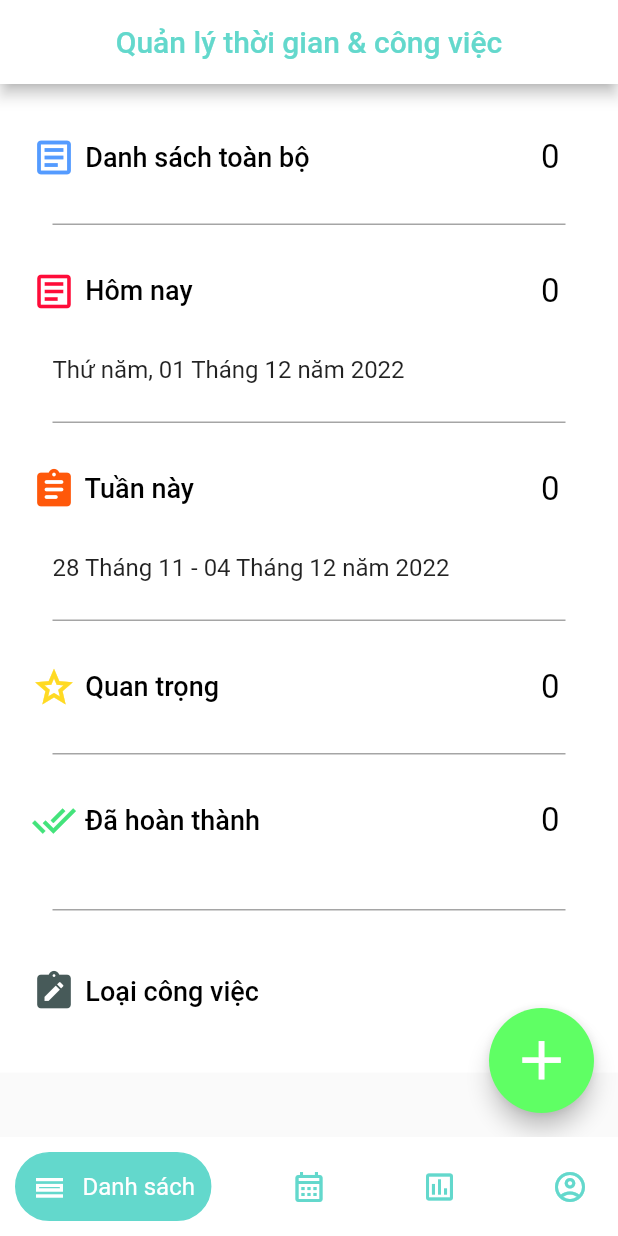
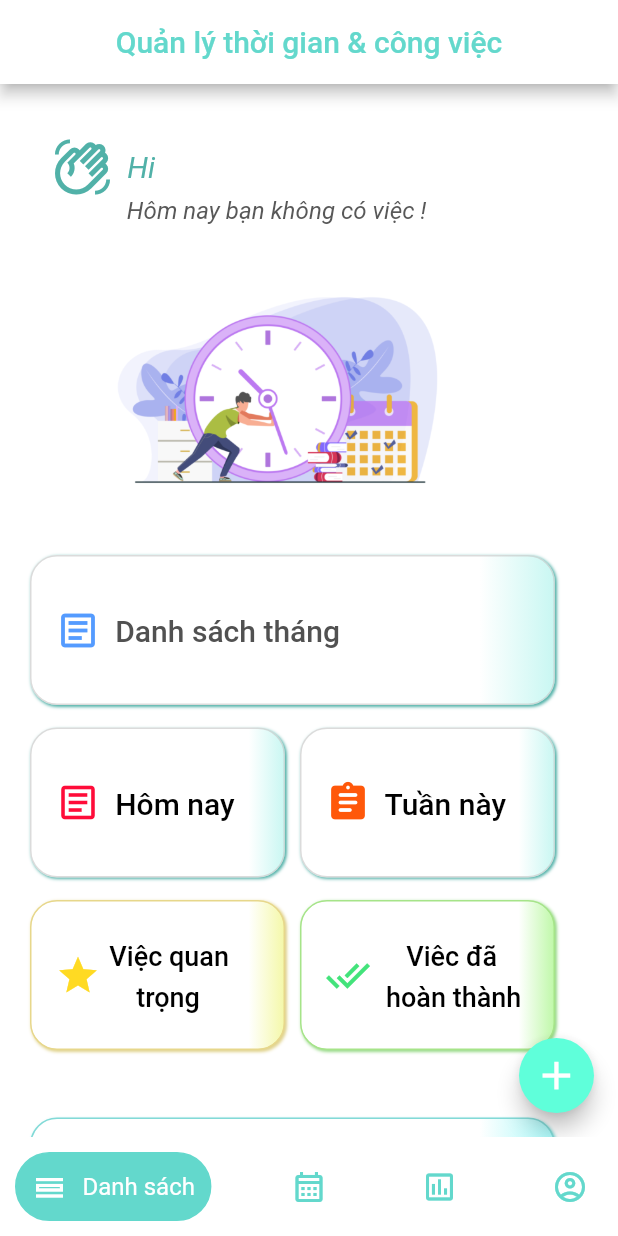
Before and after one commit to kienghuynh/BePro-TimeManagementAndTask, a Flutter app: the screen it shows once a user with an empty profile is signed in, on a phone screen of 412 x 824 dp. Run offline on Flutter 3.47's test engine with Material 2 defaults, Android fonts, the phone set to English and light mode, and no system bars; drawn by our look-alikes of google_nav_bar; our stand-ins replace cloud_firestore, firebase_auth, firebase_core, flutter_datetime_picker, fluttertoast, get and 4 more; missing offline and left inert: email_auth, syncfusion_localizations; accounts and stored records are empty.

Commit message:
change task page ui

```diff
--- a/lib/Utility/utilities.dart
+++ b/lib/Utility/utilities.dart
@@ -265,4 +265,16 @@
     }
     return false;
   }
+
+  Widget ImageWidget(String url, double height) {
+    return Container(
+      decoration: BoxDecoration(
+        image: DecorationImage(
+          alignment: Alignment(0, -0.8),
+          image: AssetImage('$url'),
+        ),
+      ),
+      height: height,
+    );
+  }
 }
--- a/lib/main.dart
+++ b/lib/main.dart
@@ -47,6 +47,7 @@
   @override
   Widget build(BuildContext context) {
     return MaterialApp(
+
       debugShowCheckedModeBanner: false,
       title: 'BePro Time Management And Task',
       theme: ThemeData(
--- a/lib/pages/register-page.dart
+++ b/lib/pages/register-page.dart
@@ -1,3 +1,4 @@
+import 'package:bepro/Utility/utilities.dart';
 import 'package:bepro/models/user_model.dart';
 import 'package:bepro/services/navigation_service.dart';
 import 'package:cloud_firestore/cloud_firestore.dart';
@@ -64,7 +65,7 @@
             child: Column(
               mainAxisAlignment: MainAxisAlignment.center,
               children: [
-                _image('assets/background-login.png', 220),
+                Utility().ImageWidget('assets/background-login.png', 220),
                 const SizedBox(height: 0),
                 _EmailField('Email...', emailController, Icon(Icons.mail)),
                 const SizedBox(height: 15),
@@ -105,18 +106,6 @@
           ),
         ),
       ),
-    );
-  }
-
-  Widget _image(String url, double height) {
-    return Container(
-      decoration: BoxDecoration(
-        image: DecorationImage(
-          alignment: Alignment(0, -0.8),
-          image: ExactAssetImage('$url'),
-        ),
-      ),
-      height: height,
     );
   }
 
--- a/lib/pages/task_page.dart.dart
+++ b/lib/pages/task_page.dart.dart
@@ -92,15 +92,7 @@
               style: TextStyle(color: Color.fromARGB(255, 99, 216, 204)),
             ),
           ),
-          // actions: [
-          //   Builder(
-          //     builder: (context) => IconButton(
-          //       icon: Icon(Icons.settings),
-          //       onPressed: () => Scaffold.of(context).openEndDrawer(),
-          //       tooltip: MaterialLocalizations.of(context).openAppDrawerTooltip,
-          //     ),
-          //   ),
-          // ],
+
         ),
         body: _pageWidget(),
         extendBody: true,
@@ -113,169 +105,100 @@
     return SingleChildScrollView(
       child: Container(
         color: Colors.white,
-        child: Center(
         child: Padding(
-            padding: EdgeInsets.only(left: 5, top: 5, right: 5),
+          padding: EdgeInsets.all(10),
           child: Form(
             key: _formKey,
-                child: Column(children: [
-                  //_introText(),
-                  Container(
-                    decoration: BoxDecoration(
-                        color: Colors.white,
-                        borderRadius: BorderRadius.circular(18)),
-                    child: Column(
-                      mainAxisAlignment: MainAxisAlignment.start,
-                      children: [
-                        SizedBox(
-                          height: 20,
-                        ),
-                        Row(
-                          children: [
-                            Expanded(
-                              child: _allTaskButton(),
-                              flex: 4,
-                            ),
-                            //Expanded(child: SizedBox(),),
-                            Expanded(
-                              child: _textCount(
-                                  countAllTask, Color.fromARGB(255, 0, 0, 0)),
-                            )
-                          ],
-                        ),
-                        SizedBox(
-                          height: 20,
-                        ),
-                        _bordertop(),
-                        SizedBox(
-                          height: 20,
-                        ),
-                        Row(
-                          children: [
-                            Expanded(
-                              child: _todayButton(),
-                              flex: 4,
-                            ),
-                            //Expanded(child: SizedBox(),),
-                            Expanded(
-                              child: _textCount(
-                                  countTodayTask, Color.fromARGB(255, 0, 0, 0)),
-                            )
-                          ],
-                        ),
-                        Row(
-                          children: [ClockText()],
-                        ),
-                        SizedBox(
-                          height: 20,
-                        ),
-                        _bordertop(),
-                        SizedBox(
-                          height: 20,
-                        ),
-                        Row(
-                          children: [
-                            Expanded(child: _weekButton(), flex: 4),
-                            Expanded(
-                              flex: 1,
-                              child: _textCount(
-                                  countWeekTask, Color.fromARGB(255, 0, 0, 0)),
-                            )
-                          ],
-                        ),
-                        Row(
-                          children: [ClockTextWeek()],
-                        ),
-                        SizedBox(
-                          height: 20,
-                        ),
-                        _bordertop(),
-                        // SizedBox(
-                        //   height: 20,
-                        // ),
-                        // Row(
-                        //   children: [
-                        //     Expanded(child: _upcomingButton(), flex: 4),
-                        //     Expanded(
-                        //       child:
-                        //           _textCount("0", Color.fromARGB(255, 0, 0, 0)),
-                        //     )
-                        //   ],
-                        // ),
-                        // SizedBox(
-                        //   height: 20,
-                        // ),
-                        // _bordertop(),
-                        SizedBox(
-                          height: 20,
-                        ),
-                        Row(
-                          children: [
-                            Expanded(child: _importantButton(), flex: 4),
-                            Expanded(
-                              child: _textCount(countImportantTask,
-                                  Color.fromARGB(255, 0, 0, 0)),
-                            )
-                          ],
-                        ),
-                        SizedBox(
-                          height: 20,
-                        ),
-                        _bordertop(),
-                        SizedBox(
-                          height: 20,
-                        ),
-                        Row(
-                          children: [
-                            Expanded(child: _completedButton(), flex: 4),
-                            Expanded(
-                              child: _textCount(
-                                  countDoneTask, Color.fromARGB(255, 0, 0, 0)),
-                            )
-                          ],
-                        ),
-                        SizedBox(
-                          height: 20,
-                        ),
-                      ],
-                    ),
-                  ),
-                  SizedBox(
-                    height: 15,
-                  ),
-                  _bordertop(),
-                  SizedBox(
-                    height: 15,
-                  ),
-                  Container(
-                    decoration: BoxDecoration(
-                        color: Colors.white,
-                        borderRadius: BorderRadius.circular(18)),
-                    child: Column(
-                      mainAxisAlignment: MainAxisAlignment.start,
-                      children: [
-                        SizedBox(
-                          height: 15,
-                        ),
-                        _categoryButton(),
-                        SizedBox(
-                          height: 15,
-                        ),
-                      ],
-                    ),
-                  ),
-                  SizedBox(
-                    height: 15,
-                  )
-                ])),
-          ),
+            child: Column(crossAxisAlignment: CrossAxisAlignment.start ,children: [
+              Row(children: [Container(child: _introText(),)],),
+              Row(children: [Container(child: _introTextAmount(),)],),
+              Row(children: [
+                  Container(width: 350 ,child: Utility().ImageWidget('assets/background-login.png', 220)),
+                  //Container(child: Text('data'),width: 100,color: Color.fromARGB(255, 31, 229, 24) ),
+                  ],),
+              Row(children: [_allTaskButton()],),
+              SizedBox(height: 15,),
+              Row(children: [_todayButton(),_weekButton()],),
+              SizedBox(height: 15,),
+              Row(children: [_importantButton(),_completedButton()],),
+              SizedBox(height: 45,),
+              Row(children: [_categoryButton()],),
+            ],)),
         ),
       ),
     );
   }
 
+  Widget _introText() {
+    return Container(
+      margin: EdgeInsets.only(top: 25, left: 25),
+      child:
+          Row(
+            children: [
+              Icon(
+                Icons.waving_hand_outlined,
+                color: Color.fromARGB(255, 81, 177, 168),
+                size: 40,
+              ),
+              Text(
+                '  Hi ${loggedInUser.fullName} ',
+                style: TextStyle(
+                    fontSize: 20,
+                    fontStyle: FontStyle.italic,
+                    color: Color.fromARGB(255, 81, 177, 168)),
+              )
+            ],
+          )
+      );
+  }
+  Widget _introTextAmount() {
+    return Container(
+      child:
+          Row(
+            children: [
+
+              Text(
+                (countTodayTask==0)
+                ? '                   Hôm nay bạn có $countTodayTask việc !'
+                : '                   Hôm nay bạn không có việc !',
+                style: TextStyle(
+                    fontSize: 16,
+                    fontStyle: FontStyle.italic,
+                    color: Color.fromARGB(255, 88, 88, 88)),
+              )
+            ],
+          )
+      );
+  }
+
   Widget _weekButton() {
-    return OutlinedButton(
+    return Container(
+      height: 100,
+      margin: EdgeInsets.only(left: 10),
+      width: 170,
+      decoration: BoxDecoration(
+        gradient: LinearGradient(colors: [
+            Color.fromARGB(255, 200, 247, 242),
+            Color.fromARGB(255, 255, 255, 255),
+            Color.fromARGB(255, 255, 255, 255),
+            Color.fromARGB(255, 255, 255, 255),
+            Color.fromARGB(255, 255, 255, 255),
+            Color.fromARGB(255, 255, 255, 255),
+            Color.fromARGB(255, 255, 255, 255),
+            Color.fromARGB(255, 255, 255, 255),
+          ], begin: Alignment.centerRight, end: Alignment.centerLeft),
+              //color: Color.fromARGB(255, 255, 255, 255),
+              borderRadius: BorderRadius.circular(18),
+              border: Border.all(color: Color.fromARGB(149, 194, 194, 194)),
+              boxShadow: [
+                BoxShadow(
+                    color: Color.fromARGB(255, 81, 177, 168),
+                    blurRadius: 1,
+                    //spreadRadius: 1,
+                    offset: Offset(1, 1))
+              ]
+              ),
+      child: OutlinedButton(
           style: OutlinedButton.styleFrom(
               side: BorderSide(color: Colors.transparent)),
           onPressed: () {
@@ -296,19 +219,44 @@
                     "        Tuần này",
                     textAlign: TextAlign.left,
                     style: TextStyle(
-                    height: 1.5,
-                    fontSize: 18,
+                      height: 1.4,
+                      fontSize: 20,
                       color: Color.fromARGB(255, 0, 0, 0),
                     ),
                   ))
             ],
-        ));
+          )),
+    );
   }
 
   Widget _allTaskButton() {
-    return OutlinedButton(
+    return Container(
+      height: 100,
+      margin: EdgeInsets.only(left: 10),
+      width: 350,
+      decoration: BoxDecoration(
+        gradient: LinearGradient(colors: [
+            Color.fromARGB(255, 200, 247, 242),
+            Color.fromARGB(255, 255, 255, 255),
+            Color.fromARGB(255, 255, 255, 255),
+            Color.fromARGB(255, 255, 255, 255),
+            Color.fromARGB(255, 255, 255, 255),
+            Color.fromARGB(255, 255, 255, 255),
+            Color.fromARGB(255, 255, 255, 255),
+            Color.fromARGB(255, 255, 255, 255),
+          ], begin: Alignment.centerRight, end: Alignment.centerLeft),
+              //color: Color.fromARGB(255, 255, 255, 255),
+              borderRadius: BorderRadius.circular(18),
+              border: Border.all(color: Color.fromARGB(149, 194, 194, 194)),
+              boxShadow: [
+                BoxShadow(
+                    color: Color.fromARGB(255, 81, 177, 168),
+                    blurRadius: 1,
+                    offset: Offset(1, 1))
+              ]),
+      child: OutlinedButton(
           style: OutlinedButton.styleFrom(
-            side: BorderSide(color: Colors.transparent)),
+              side: BorderSide(color: Color.fromARGB(0, 44, 44, 44))),
           onPressed: () {
             NavigationService().navigateToScreen(MonthTaskPage());
           },
@@ -324,20 +272,46 @@
               Align(
                   alignment: Alignment.centerLeft,
                   child: Text(
-                  "        Danh sách toàn bộ",
+                    "        Danh sách tháng",
                     textAlign: TextAlign.left,
                     style: TextStyle(
-                    height: 1.5,
-                    fontSize: 18,
-                    color: Color.fromARGB(255, 0, 0, 0),
+                      height: 1.4,
+                      fontSize: 20,
+                      color: Color.fromARGB(255, 81, 81, 81),
                     ),
                   ))
             ],
-        ));
+          )),
+    );
   }
 
   Widget _todayButton() {
-    return OutlinedButton(
+    return Container(
+      height: 100,
+      margin: EdgeInsets.only(left: 10),
+      width: 170,
+      decoration: BoxDecoration(
+        gradient: LinearGradient(colors: [
+            Color.fromARGB(255, 200, 247, 242),
+            Color.fromARGB(255, 255, 255, 255),
+            Color.fromARGB(255, 255, 255, 255),
+            Color.fromARGB(255, 255, 255, 255),
+            Color.fromARGB(255, 255, 255, 255),
+            Color.fromARGB(255, 255, 255, 255),
+            Color.fromARGB(255, 255, 255, 255),
+            Color.fromARGB(255, 255, 255, 255),
+          ], begin: Alignment.centerRight, end: Alignment.centerLeft,),
+              //color: Color.fromARGB(255, 255, 255, 255),
+              borderRadius: BorderRadius.circular(18),
+              border: Border.all(color: Color.fromARGB(149, 194, 194, 194)),
+              boxShadow: [
+                BoxShadow(
+                    color: Color.fromARGB(255, 81, 177, 168),
+                    blurRadius: 1,
+                    //spreadRadius: 1,
+                    offset: Offset(1, 1))
+              ]),
+      child: OutlinedButton(
           style: OutlinedButton.styleFrom(
               side: BorderSide(color: Colors.transparent)),
           onPressed: () {
@@ -358,46 +332,43 @@
                     "        Hôm nay",
                     textAlign: TextAlign.left,
                     style: TextStyle(
-                    height: 1.5,
-                    fontSize: 18,
+                      height: 1.4,
+                      fontSize: 20,
                       color: Color.fromARGB(255, 0, 0, 0),
                     ),
                   ))
             ],
-        ));
-  }
-
-  Widget _upcomingButton() {
-    return OutlinedButton(
-        style: OutlinedButton.styleFrom(
-            side: BorderSide(color: Colors.transparent)),
-        onPressed: () {},
-        child: Stack(
-          children: [
-            Align(
-                alignment: Alignment.centerLeft,
-                child: Icon(
-                  Icons.calendar_month_outlined,
-                  color: Color.fromARGB(255, 54, 255, 238),
-                  size: 30,
           )),
-            Align(
-                alignment: Alignment.centerLeft,
-                child: Text(
-                  "        Sắp tới",
-                  textAlign: TextAlign.left,
-                  style: TextStyle(
-                    height: 1.5,
-                    fontSize: 18,
-                    color: Color.fromARGB(255, 0, 0, 0),
-                  ),
-                ))
-          ],
-        ));
+    );
   }
 
   Widget _importantButton() {
-    return OutlinedButton(
+    return Container(
+      height: 100,
+      width: 170,
+      margin: EdgeInsets.only(left: 10),
+      decoration: BoxDecoration(
+        gradient: LinearGradient(colors: [
+            Color.fromARGB(255, 244, 248, 167),
+            Color.fromARGB(255, 255, 255, 255),
+            Color.fromARGB(255, 255, 255, 255),
+            Color.fromARGB(255, 255, 255, 255),
+            Color.fromARGB(255, 255, 255, 255),
+            Color.fromARGB(255, 255, 255, 255),
+            Color.fromARGB(255, 255, 255, 255),
+            Color.fromARGB(255, 255, 255, 255),
+          ], begin: Alignment.centerRight, end: Alignment.centerLeft,),
+              //color: Color.fromARGB(255, 255, 255, 255),
+              borderRadius: BorderRadius.circular(18),
+              border: Border.all(color: Color.fromARGB(255, 231, 215, 139)),
+              boxShadow: [
+                BoxShadow(
+                    color: Color.fromARGB(255, 224, 210, 139),
+                    blurRadius: 1,
+                    //spreadRadius: 1,
+                    offset: Offset(1, 1))
+              ]),
+      child: OutlinedButton(
           style: OutlinedButton.styleFrom(
               side: BorderSide(color: Colors.transparent)),
           onPressed: () {
@@ -408,14 +379,14 @@
               Align(
                   alignment: Alignment.centerLeft,
                   child: Icon(
-                  Icons.grade_outlined,
+                    Icons.grade,
                     color: Color.fromARGB(255, 255, 218, 35),
                     size: 30,
                   )),
               Align(
                   alignment: Alignment.centerLeft,
                   child: Text(
-                  "        Quan trọng",
+                    "        Việc quan \n            trọng",
                     textAlign: TextAlign.left,
                     style: TextStyle(
                       height: 1.5,
@@ -424,11 +395,37 @@
                     ),
                   ))
             ],
-        ));
+          )),
+    );
   }
 
   Widget _completedButton() {
-    return OutlinedButton(
+    return Container(
+      height: 100,
+      width: 170,
+      margin: EdgeInsets.only(left: 10),
+      decoration: BoxDecoration(
+        gradient: LinearGradient(colors: [
+            Color.fromARGB(255, 190, 248, 167),
+            Color.fromARGB(255, 255, 255, 255),
+            Color.fromARGB(255, 255, 255, 255),
+            Color.fromARGB(255, 255, 255, 255),
+            Color.fromARGB(255, 255, 255, 255),
+            Color.fromARGB(255, 255, 255, 255),
+            Color.fromARGB(255, 255, 255, 255),
+            Color.fromARGB(255, 255, 255, 255),
+          ], begin: Alignment.centerRight, end: Alignment.centerLeft,),
+              //color: Color.fromARGB(255, 255, 255, 255),
+              borderRadius: BorderRadius.circular(18),
+              border: Border.all(color: Color.fromARGB(255, 166, 228, 137)),
+              boxShadow: [
+                BoxShadow(
+                    color: Color.fromARGB(255, 152, 218, 136),
+                    blurRadius: 1,
+                    //spreadRadius: 1,
+                    offset: Offset(1, 1))
+              ]),
+      child: OutlinedButton(
           style: OutlinedButton.styleFrom(
               side: BorderSide(color: Colors.transparent)),
           onPressed: () {
@@ -446,7 +443,7 @@
               Align(
                   alignment: Alignment.centerLeft,
                   child: Text(
-                  "        Đã hoàn thành",
+                    "            Viêc đã \n         hoàn thành",
                     textAlign: TextAlign.left,
                     style: TextStyle(
                       height: 1.5,
@@ -455,11 +452,37 @@
                     ),
                   ))
             ],
-        ));
+          )),
+    );
   }
 
   Widget _categoryButton() {
-    return OutlinedButton(
+    return Container(
+      height: 100,
+      width: 350,
+      margin: EdgeInsets.only(left: 10),
+      decoration: BoxDecoration(
+        gradient: LinearGradient(colors: [
+            Color.fromARGB(255, 167, 248, 248),
+            Color.fromARGB(255, 255, 255, 255),
+            Color.fromARGB(255, 255, 255, 255),
+            Color.fromARGB(255, 255, 255, 255),
+            Color.fromARGB(255, 255, 255, 255),
+            Color.fromARGB(255, 255, 255, 255),
+            Color.fromARGB(255, 255, 255, 255),
+            Color.fromARGB(255, 255, 255, 255),
+          ], begin: Alignment.centerRight, end: Alignment.centerLeft,),
+              //color: Color.fromARGB(255, 255, 255, 255),
+              borderRadius: BorderRadius.circular(18),
+              border: Border.all(color: Color.fromARGB(255, 130, 218, 215)),
+              boxShadow: [
+                BoxShadow(
+                    color: Color.fromARGB(255, 130, 218, 215),
+                    blurRadius: 1,
+                    //spreadRadius: 1,
+                    offset: Offset(1, 1))
+              ]),
+      child: OutlinedButton(
           style: OutlinedButton.styleFrom(
               side: BorderSide(color: Colors.transparent)),
           onPressed: () {
@@ -486,7 +509,8 @@
                     ),
                   ))
             ],
-        ));
+          )),
+    );
   }
 
   Widget _textCount(String text, Color color) {
@@ -508,8 +532,8 @@
 
   Widget _btnAddFloating() {
     return Container(
-      height: 70.0,
-      width: 70.0,
+      height: 50.0,
+      width: 50.0,
       child: FittedBox(
         child: FloatingActionButton(
             onPressed: () {
@@ -520,7 +544,7 @@
               });
               showDialogCreateTask();
             },
-            backgroundColor: Color.fromARGB(255, 95, 255, 100),
+            backgroundColor: Color.fromARGB(255, 95, 255, 218),
             child: Icon(
               Icons.add,
               color: Colors.white,
@@ -766,7 +790,7 @@
     if (startDate != null &&
         deadline != null &&
         startDate!.compareTo(deadline!) < 0 &&
-        selectedValue!.trim()!="") {
+        selectedValue!.trim() != "") {
       await firebaseFirestore
           .collection("users")
           .doc(user!.uid)
```
Lines whose indentation alone changed are shown as unchanged.
